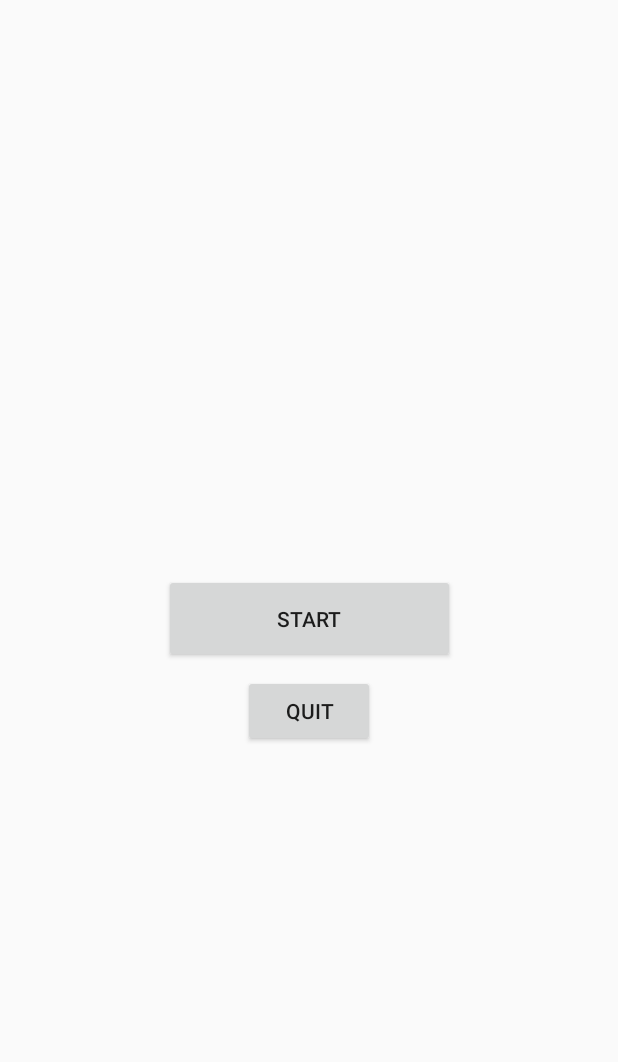
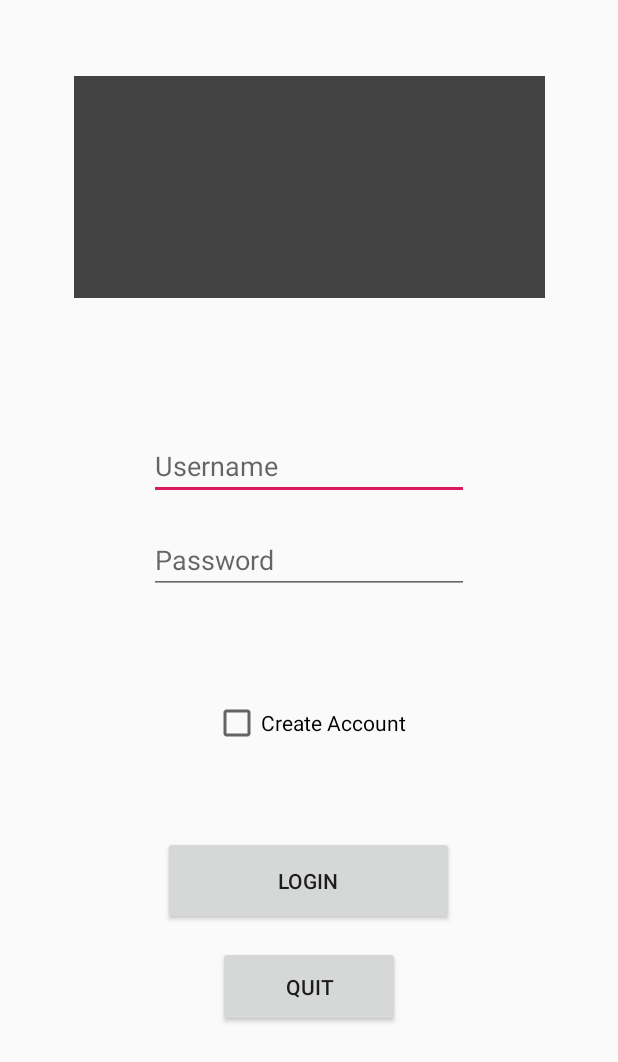
Before and after one commit to danpascoe/CI301-TreasureHunt, an Android app: the screen it shows after launch (MainActivity), on a phone screen of 412 x 824 dp. Shown: the top 1062 px of the screen. Run offline under Robolectric (Android 15) with nearby library versions, the phone set to English and light mode, and no system bars.

Commit message:
Added SQLite Database
Added SQLite DB
Created Insert User Method that checks if username exists
Added Security Package
Added SQLStatus Enum
Added AccountManager Class
Created Basic Login UI

```diff
--- /dev/null
+++ b/Application/app/src/main/java/application/pascoe/com/ci301/sqlite/SQLStatus.java
@@ -0,0 +1,5 @@
+package application.pascoe.com.ci301.sqlite;
+
+public enum SQLStatus {
+    SUCCESS, FAILURE
+}
--- a/Application/app/src/main/java/application/pascoe/com/ci301/utility/MainActivity.java
+++ b/Application/app/src/main/java/application/pascoe/com/ci301/utility/MainActivity.java
@@ -11,9 +11,15 @@ import android.os.Bundle;
 import android.util.Log;
 import android.view.View;
 import android.widget.Button;
+import android.widget.CheckBox;
+import android.widget.CompoundButton;
+import android.widget.EditText;
+
+import org.w3c.dom.Text;
 
 import application.pascoe.com.ci301.R;
 import application.pascoe.com.ci301.constants.Constants;
+import application.pascoe.com.ci301.sqlite.SQLDatabase;
 
 public class MainActivity extends AppCompatActivity {
 
@@ -26,9 +32,29 @@ public class MainActivity extends AppCompatActivity {
     protected void onCreate(Bundle savedInstanceState) {
         super.onCreate(savedInstanceState);
         setContentView(R.layout.activity_main);
+
+        SQLDatabase db = new SQLDatabase(this);
+
         checkPermissions();
-        Button startButton = findViewById(R.id.btn_start);
+
+        final EditText txt_passwordConfirm = findViewById(R.id.txt_passwordConfirm);
+        final CheckBox cb_createAccount = findViewById(R.id.cb_createAccount);
+        final Button startButton = findViewById(R.id.btn_start);
         Button quitButton = findViewById(R.id.btn_quit);
+
+        cb_createAccount.setOnCheckedChangeListener(new CompoundButton.OnCheckedChangeListener() {
+            @Override
+            public void onCheckedChanged(CompoundButton buttonView, boolean isChecked) {
+                if(cb_createAccount.isChecked()){
+                    txt_passwordConfirm.setVisibility(txt_passwordConfirm.VISIBLE);
+                    startButton.setText("CREATE ACCOUNT");
+                }else{
+                    txt_passwordConfirm.setVisibility(txt_passwordConfirm.INVISIBLE);
+                    startButton.setText("LOGIN");
+                }
+            }
+        });
+
         startButton.setOnClickListener(new View.OnClickListener() {
             @Override
             public void onClick(View view) {
@@ -38,6 +64,7 @@ public class MainActivity extends AppCompatActivity {
                 }
             }
         });
+
         quitButton.setOnClickListener(new View.OnClickListener() {
             @Override
             public void onClick(View view) {
--- a/Application/app/src/main/res/layout/activity_main.xml
+++ b/Application/app/src/main/res/layout/activity_main.xml
@@ -10,28 +10,113 @@
         android:id="@+id/btn_start"
         android:layout_width="194dp"
         android:layout_height="59dp"
-        android:layout_marginBottom="8dp"
-        android:layout_marginEnd="8dp"
         android:layout_marginStart="8dp"
         android:layout_marginTop="8dp"
-        android:text="Start"
+        android:layout_marginEnd="8dp"
+        android:layout_marginBottom="8dp"
+        android:text="Login"
         app:layout_constraintBottom_toBottomOf="parent"
         app:layout_constraintEnd_toEndOf="parent"
+        app:layout_constraintHorizontal_bias="0.497"
         app:layout_constraintStart_toStartOf="parent"
-        app:layout_constraintTop_toTopOf="parent" />
+        app:layout_constraintTop_toTopOf="parent"
+        app:layout_constraintVertical_bias="0.734" />
 
     <Button
         android:id="@+id/btn_quit"
-        android:layout_width="wrap_content"
-        android:layout_height="wrap_content"
-        android:layout_marginBottom="8dp"
-        android:layout_marginEnd="8dp"
+        android:layout_width="121dp"
+        android:layout_height="54dp"
         android:layout_marginStart="8dp"
         android:layout_marginTop="8dp"
+        android:layout_marginEnd="8dp"
+        android:layout_marginBottom="8dp"
         android:text="Quit"
         app:layout_constraintBottom_toBottomOf="parent"
         app:layout_constraintEnd_toEndOf="parent"
         app:layout_constraintStart_toStartOf="parent"
         app:layout_constraintTop_toBottomOf="@+id/btn_start"
-        app:layout_constraintVertical_bias="0.0" />
+        app:layout_constraintVertical_bias="0.042" />
+
+    <EditText
+        android:id="@+id/txt_username"
+        android:layout_width="wrap_content"
+        android:layout_height="wrap_content"
+        android:layout_marginStart="8dp"
+        android:layout_marginTop="8dp"
+        android:layout_marginEnd="8dp"
+        android:layout_marginBottom="8dp"
+        android:ems="10"
+        android:hint="Username"
+        android:inputType="textPersonName"
+        app:layout_constraintBottom_toBottomOf="parent"
+        app:layout_constraintEnd_toEndOf="parent"
+        app:layout_constraintStart_toStartOf="parent"
+        app:layout_constraintTop_toTopOf="parent"
+        app:layout_constraintVertical_bias="0.367" />
+
+    <EditText
+        android:id="@+id/txt_password"
+        android:layout_width="wrap_content"
+        android:layout_height="wrap_content"
+        android:layout_marginStart="8dp"
+        android:layout_marginTop="8dp"
+        android:layout_marginEnd="8dp"
+        android:layout_marginBottom="8dp"
+        android:ems="10"
+        android:hint="Password"
+        android:inputType="textPassword"
+        app:layout_constraintBottom_toBottomOf="parent"
+        app:layout_constraintEnd_toEndOf="parent"
+        app:layout_constraintStart_toStartOf="parent"
+        app:layout_constraintTop_toTopOf="parent"
+        app:layout_constraintVertical_bias="0.449" />
+
+    <EditText
+        android:id="@+id/txt_passwordConfirm"
+        android:layout_width="wrap_content"
+        android:layout_height="wrap_content"
+        android:layout_marginStart="8dp"
+        android:layout_marginTop="8dp"
+        android:layout_marginEnd="8dp"
+        android:layout_marginBottom="8dp"
+        android:ems="10"
+        android:hint="Confirm Password"
+        android:inputType="textPassword"
+        android:visibility="invisible"
+        app:layout_constraintBottom_toBottomOf="parent"
+        app:layout_constraintEnd_toEndOf="parent"
+        app:layout_constraintStart_toStartOf="parent"
+        app:layout_constraintTop_toTopOf="parent"
+        app:layout_constraintVertical_bias="0.525" />
+
+    <CheckBox
+        android:id="@+id/cb_createAccount"
+        android:layout_width="wrap_content"
+        android:layout_height="wrap_content"
+        android:layout_marginStart="8dp"
+        android:layout_marginTop="8dp"
+        android:layout_marginEnd="8dp"
+        android:layout_marginBottom="8dp"
+        android:text="Create Account"
+        app:layout_constraintBottom_toBottomOf="parent"
+        app:layout_constraintEnd_toEndOf="parent"
+        app:layout_constraintStart_toStartOf="parent"
+        app:layout_constraintTop_toTopOf="parent"
+        app:layout_constraintVertical_bias="0.59" />
+
+    <ImageView
+        android:id="@+id/img_logo"
+        android:layout_width="314dp"
+        android:layout_height="148dp"
+        android:layout_marginStart="8dp"
+        android:layout_marginTop="8dp"
+        android:layout_marginEnd="8dp"
+        android:layout_marginBottom="8dp"
+        android:src="@color/cardview_dark_background"
+        app:layout_constraintBottom_toBottomOf="parent"
+        app:layout_constraintEnd_toEndOf="parent"
+        app:layout_constraintStart_toStartOf="parent"
+        app:layout_constraintTop_toTopOf="parent"
+        app:layout_constraintVertical_bias="0.065" />
+
 </android.support.constraint.ConstraintLayout>
```
Also changed, not shown: Application/app/src/main/java/application/pascoe/com/ci301/sqlite/SQLDatabase.java (added, +64 -0 lines), Application/app/src/main/java/application/pascoe/com/ci301/utility/AccountManager.java (added, +15 -0 lines).
